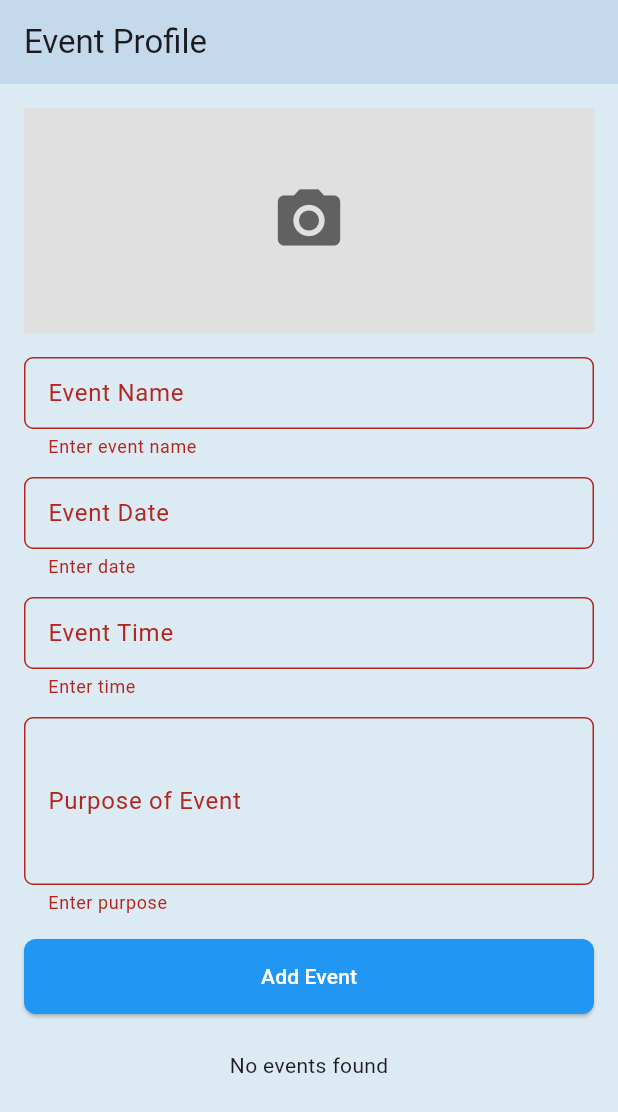
After one commit to chavdamohit1230/peersglobal-event_admin, a Flutter app: the Eventprofile screen opened by its route, after a tap on "Add Event", on a phone screen of 412 x 824 dp. The commit adds this screen. Shown: the top 1112 px of the screen. Run offline on Flutter 3.47's test engine with Material 3 defaults, Android fonts, the light colour scheme and no system bars; our stand-ins replace cloud_firestore, firebase_core, firebase_storage, go_router, image_picker; missing offline and left inert: excel; accounts and stored records are empty.

Commit message:
final commit

```diff
--- a/lib/pages/admin_home_screen.dart
+++ b/lib/pages/admin_home_screen.dart
@@ -100,8 +100,8 @@ class _AdminHomeScreenState extends State<AdminHomeScreen> {
                 _buildDashboardCard("Feedback & Support", Icons.feedback, Colors.brown, () {
                   context.push('/feedback');
                 }),
-                _buildDashboardCard("Settings", Icons.settings, Colors.grey, () {
-                  context.push('/settings');
+                _buildDashboardCard("Event profile", Icons.calendar_month_sharp, Colors.grey, () {
+                  context.push('/eventprofile');
                 }),
               ],
             ),
--- /dev/null
+++ b/lib/pages/eventprofile.dart
@@ -0,0 +1,311 @@
+import 'dart:io';
+import 'dart:typed_data';
+import 'package:flutter/foundation.dart' show kIsWeb;
+import 'package:flutter/material.dart';
+import 'package:image_picker/image_picker.dart';
+import 'package:firebase_storage/firebase_storage.dart';
+import 'package:cloud_firestore/cloud_firestore.dart';
+import 'package:peersglobaladmin/colors/colorfile.dart';
+
+class Eventprofile extends StatefulWidget {
+  const Eventprofile({super.key});
+
+  @override
+  State<Eventprofile> createState() => _EventprofileState();
+}
+
+class _EventprofileState extends State<Eventprofile> {
+  final _formKey = GlobalKey<FormState>();
+  TextEditingController _nameController = TextEditingController();
+  TextEditingController _dateController = TextEditingController();
+  TextEditingController _timeController = TextEditingController();
+  TextEditingController _purposeController = TextEditingController();
+
+  File? _imageFile;
+  Uint8List? _webImage;
+  String? _editingDocId;
+  final ImagePicker _picker = ImagePicker();
+  bool _loading = false;
+
+  // Pick image
+  Future<void> pickImage() async {
+    final pickedFile = await _picker.pickImage(source: ImageSource.gallery);
+    if (pickedFile != null) {
+      if (kIsWeb) {
+        Uint8List bytes = await pickedFile.readAsBytes();
+        setState(() => _webImage = bytes);
+      } else {
+        setState(() => _imageFile = File(pickedFile.path));
+      }
+    }
+  }
+
+  // Upload image to Firebase Storage
+  Future<String?> uploadImage() async {
+    if (_imageFile == null && _webImage == null) return null;
+    String fileName = DateTime.now().millisecondsSinceEpoch.toString();
+    Reference ref = FirebaseStorage.instance.ref().child('eventprofile/$fileName');
+
+    if (kIsWeb && _webImage != null) {
+      await ref.putData(_webImage!);
+    } else if (_imageFile != null) {
+      await ref.putFile(_imageFile!);
+    }
+
+    return await ref.getDownloadURL();
+  }
+
+  // Save event (Add / Update)
+  Future<void> saveEvent() async {
+    if (_formKey.currentState!.validate()) {
+      setState(() => _loading = true);
+      String? imageUrl = await uploadImage();
+
+      if (_editingDocId == null) {
+        // Add new
+        await FirebaseFirestore.instance.collection('eventprofile').add({
+          'name': _nameController.text,
+          'date': _dateController.text,
+          'time': _timeController.text,
+          'purpose': _purposeController.text,
+          'imageUrl': imageUrl ?? '',
+          'createdAt': FieldValue.serverTimestamp(),
+        });
+      } else {
+        // Update existing
+        Map<String, dynamic> data = {
+          'name': _nameController.text,
+          'date': _dateController.text,
+          'time': _timeController.text,
+          'purpose': _purposeController.text,
+        };
+        if (imageUrl != null) data['imageUrl'] = imageUrl;
+
+        await FirebaseFirestore.instance.collection('eventprofile').doc(_editingDocId).update(data);
+        _editingDocId = null;
+      }
+
+      _nameController.clear();
+      _dateController.clear();
+      _timeController.clear();
+      _purposeController.clear();
+      setState(() {
+        _imageFile = null;
+        _webImage = null;
+        _loading = false;
+      });
+    }
+  }
+
+  // Delete event with alert
+  Future<void> deleteEvent(String docId) async {
+    bool? confirm = await showDialog(
+      context: context,
+      builder: (context) => AlertDialog(
+        title: Text('Confirm Delete'),
+        content: Text('Are you sure you want to delete this event?'),
+        actions: [
+          ElevatedButton(
+            style: ElevatedButton.styleFrom(
+              backgroundColor: Colors.grey, // Cancel button color
+              foregroundColor: Colors.white,
+              shape: RoundedRectangleBorder(borderRadius: BorderRadius.circular(8)),
+            ),
+            onPressed: () => Navigator.pop(context, false),
+            child: Text('Cancel'),
+          ),
+          ElevatedButton(
+            style: ElevatedButton.styleFrom(
+              backgroundColor: Colors.blue, // Same as Add/Update
+              foregroundColor: Colors.white,
+              shape: RoundedRectangleBorder(borderRadius: BorderRadius.circular(8)),
+            ),
+            onPressed: () => Navigator.pop(context, true),
+            child: Text('Delete'),
+          ),
+        ],
+      ),
+    );
+
+    if (confirm == true) {
+      await FirebaseFirestore.instance.collection('eventprofile').doc(docId).delete();
+    }
+  }
+
+  // Fill form for edit
+  void fillFormForEdit(DocumentSnapshot data) {
+    _nameController.text = data['name'];
+    _dateController.text = data['date'];
+    _timeController.text = data['time'];
+    _purposeController.text = data['purpose'];
+    _editingDocId = data.id;
+    if (data['imageUrl'] != null && data['imageUrl'] != '') {
+      _webImage = null;
+      _imageFile = null;
+    }
+  }
+
+  InputDecoration customInputDecoration(String label) {
+    return InputDecoration(
+      labelText: label,
+      border: OutlineInputBorder(borderRadius: BorderRadius.circular(6)),
+      contentPadding: EdgeInsets.symmetric(horizontal: 12, vertical: 8),
+    );
+  }
+
+  @override
+  Widget build(BuildContext context) {
+    return Scaffold(
+      backgroundColor:Appcolor.backgroundLight,
+      appBar: AppBar(title: Text("Event Profile"), backgroundColor:Appcolor.backgroundDark),
+      body: _loading
+          ? Center(child: CircularProgressIndicator())
+          : SingleChildScrollView(
+        padding: const EdgeInsets.all(16.0),
+        child: Column(
+          children: [
+            // Form
+            Form(
+              key: _formKey,
+              child: Column(
+                children: [
+                  GestureDetector(
+                    onTap: pickImage,
+                    child: Container(
+                      height: 150,
+                      width: double.infinity,
+                      color: Colors.grey[300],
+                      child: kIsWeb
+                          ? (_webImage != null
+                          ? Image.memory(_webImage!, fit: BoxFit.cover)
+                          : Icon(Icons.camera_alt, size: 50, color: Colors.grey[700]))
+                          : (_imageFile != null
+                          ? Image.file(_imageFile!, fit: BoxFit.cover)
+                          : Icon(Icons.camera_alt, size: 50, color: Colors.grey[700])),
+                    ),
+                  ),
+                  SizedBox(height: 16),
+                  TextFormField(
+                    controller: _nameController,
+                    decoration: customInputDecoration('Event Name'),
+                    validator: (value) => value!.isEmpty ? 'Enter event name' : null,
+                  ),
+                  SizedBox(height: 12),
+                  TextFormField(
+                    controller: _dateController,
+                    decoration: customInputDecoration('Event Date'),
+                    validator: (value) => value!.isEmpty ? 'Enter date' : null,
+                  ),
+                  SizedBox(height: 12),
+                  TextFormField(
+                    controller: _timeController,
+                    decoration: customInputDecoration('Event Time'),
+                    validator: (value) => value!.isEmpty ? 'Enter time' : null,
+                  ),
+                  SizedBox(height: 12),
+                  TextFormField(
+                    controller: _purposeController,
+                    decoration: customInputDecoration('Purpose of Event'),
+                    maxLines: 4,
+                    validator: (value) => value!.isEmpty ? 'Enter purpose' : null,
+                  ),
+                  SizedBox(height: 16),
+                  ElevatedButton(
+                    onPressed: saveEvent,
+                    style: ElevatedButton.styleFrom(
+                      backgroundColor: Colors.blue,
+                      foregroundColor: Colors.white,
+                      minimumSize: Size(double.infinity, 50),
+                      shape: RoundedRectangleBorder(borderRadius: BorderRadius.circular(8)),
+                    ),
+                    child: Text(_editingDocId == null ? 'Add Event' : 'Update Event'),
+                  ),
+                  SizedBox(height: 24),
+                ],
+              ),
+            ),
+
+            // Event List
+            StreamBuilder<QuerySnapshot>(
+              stream: FirebaseFirestore.instance
+                  .collection('eventprofile')
+                  .orderBy('createdAt', descending: true)
+                  .snapshots(),
+              builder: (context, snapshot) {
+                if (!snapshot.hasData) return Center(child: CircularProgressIndicator());
+                if (snapshot.data!.docs.isEmpty) return Center(child: Text('No events found'));
+
+                return ListView.builder(
+                  shrinkWrap: true, // Important for scroll inside SingleChildScrollView
+                  physics: NeverScrollableScrollPhysics(),
+                  itemCount: snapshot.data!.docs.length,
+                  itemBuilder: (context, index) {
+                    var data = snapshot.data!.docs[index];
+                    return Card(
+                      margin: EdgeInsets.symmetric(vertical: 8),
+                      child: Column(
+                        crossAxisAlignment: CrossAxisAlignment.start,
+                        children: [
+                          data['imageUrl'] != ''
+                              ? Image.network(data['imageUrl'],
+                              width: double.infinity, height: 180, fit: BoxFit.cover)
+                              : Container(
+                            width: double.infinity,
+                            height: 180,
+                            color: Colors.grey[300],
+                            child: Icon(Icons.image, size: 50, color: Colors.grey[700]),
+                          ),
+                          Padding(
+                            padding: const EdgeInsets.all(12.0),
+                            child: Column(
+                              crossAxisAlignment: CrossAxisAlignment.start,
+                              children: [
+                                Text(data['name'],
+                                    style: TextStyle(fontSize: 18, fontWeight: FontWeight.bold)),
+                                SizedBox(height: 4),
+                                Text("${data['date']} | ${data['time']}",
+                                    style: TextStyle(color: Colors.grey[700])),
+                                SizedBox(height: 8),
+                                Text(data['purpose'], style: TextStyle(color: Colors.grey[800])),
+                              ],
+                            ),
+                          ),
+                          Row(
+                            mainAxisAlignment: MainAxisAlignment.end,
+                            children: [
+                              ElevatedButton(
+                                style: ElevatedButton.styleFrom(
+                                  backgroundColor: Colors.blue, // Add/Update jaisa
+                                  foregroundColor: Colors.white,
+                                  shape: RoundedRectangleBorder(borderRadius: BorderRadius.circular(8)),
+                                ),
+                                onPressed: () => fillFormForEdit(data),
+                                child: Text('Edit'),
+                              ),
+                              SizedBox(width: 8),
+                              ElevatedButton(
+                                style: ElevatedButton.styleFrom(
+                                  backgroundColor: Colors.blue, // Add/Update button ke jaisa
+                                  foregroundColor: Colors.white,
+                                  shape: RoundedRectangleBorder(borderRadius: BorderRadius.circular(8)),
+                                ),
+                                onPressed: () => deleteEvent(data.id),
+                                child: Text('Delete'),
+                              ),
+
+                              SizedBox(width: 8),
+                            ],
+                          ),
+                        ],
+                      ),
+                    );
+                  },
+                );
+              },
+            ),
+          ],
+        ),
+      ),
+    );
+  }
+}
--- a/lib/routers/rout.dart
+++ b/lib/routers/rout.dart
@@ -2,6 +2,7 @@ import 'package:go_router/go_router.dart';
 import 'package:peersglobaladmin/pages/admin_home_screen.dart';
 import 'package:peersglobaladmin/pages/admin_splashscreen.dart';
 import 'package:peersglobaladmin/pages/adminlogin.dart';
+import 'package:peersglobaladmin/pages/eventprofile.dart';
 import 'package:peersglobaladmin/pages/forgetpasswordscreen.dart';
 import 'package:peersglobaladmin/pages/manageexhibiter.dart';
 import 'package:peersglobaladmin/pages/managefloorplan.dart';
@@ -40,7 +41,10 @@ class AppRout{
           builder: (context, state) =>ManageFloorPlan()),
 
       GoRoute(path: '/timeline',
-      builder: (context, state) => Timeline(),)
+      builder: (context, state) => Timeline(),),
+
+      GoRoute(path: '/eventprofile',
+        builder: (context, state) => Eventprofile(),)
 
 
 
```
